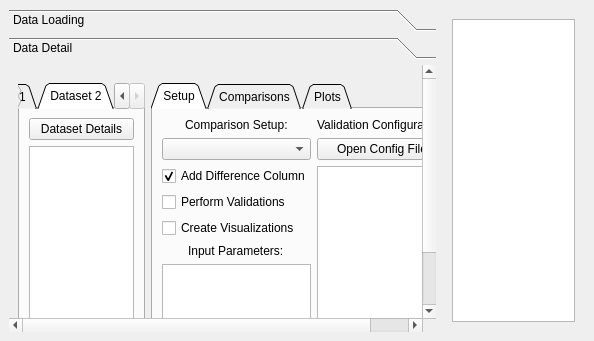
Old version of the form data_comparator/ui/data_comparator.ui in the repository culight/data_comparator.
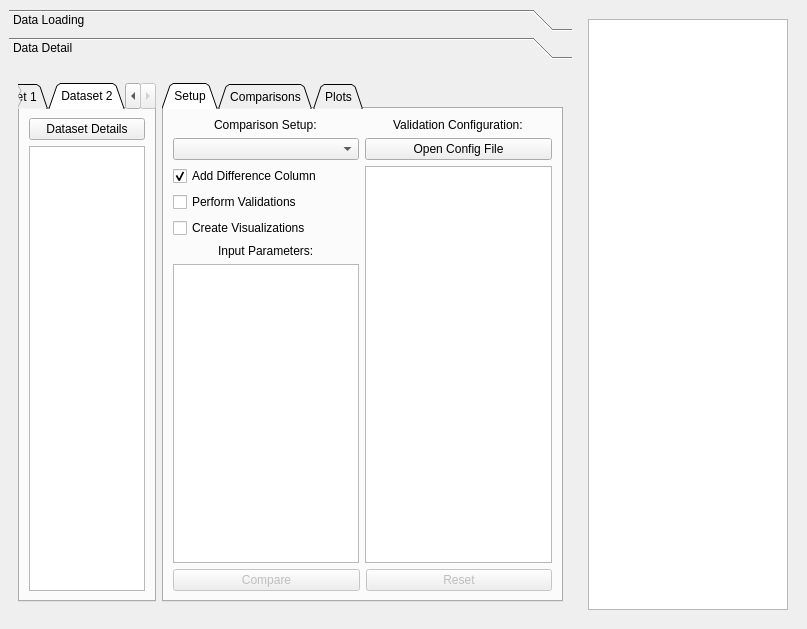
New version of the form. The open tabs and pages were chosen to show the change.

What changed in the file:
```diff
--- a/data_comparator/ui/data_comparator.ui
+++ b/data_comparator/ui/data_comparator.ui
@@ -6,8 +6,8 @@
    <rect>
     <x>0</x>
     <y>0</y>
-    <width>594</width>
-    <height>341</height>
+    <width>807</width>
+    <height>629</height>
    </rect>
   </property>
   <property name="sizePolicy">
@@ -288,10 +288,10 @@
       <widget class="QWidget" name="dataDetailPage">
        <property name="geometry">
         <rect>
-         <x>0</x>
+         <x>-18</x>
          <y>0</y>
-         <width>359</width>
-         <height>285</height>
+         <width>582</width>
+         <height>522</height>
         </rect>
        </property>
        <attribute name="label">
@@ -358,7 +358,11 @@
                 </widget>
                </item>
                <item row="1" column="0">
-                <widget class="QTableView" name="dataframe2Table"/>
+                <widget class="QTableView" name="dataframe2Table">
+                 <property name="alternatingRowColors">
+                  <bool>true</bool>
+                 </property>
+                </widget>
                </item>
               </layout>
              </widget>
@@ -470,7 +474,11 @@
                       </widget>
                      </item>
                      <item>
-                      <widget class="QTextEdit" name="inputParametersTextEdit"/>
+                      <widget class="QTableView" name="inputParametersTable">
+                       <property name="alternatingRowColors">
+                        <bool>false</bool>
+                       </property>
+                      </widget>
                      </item>
                     </layout>
                    </item>
```
Left out of the diff: 8 changed lines with no effect on the pictures.
